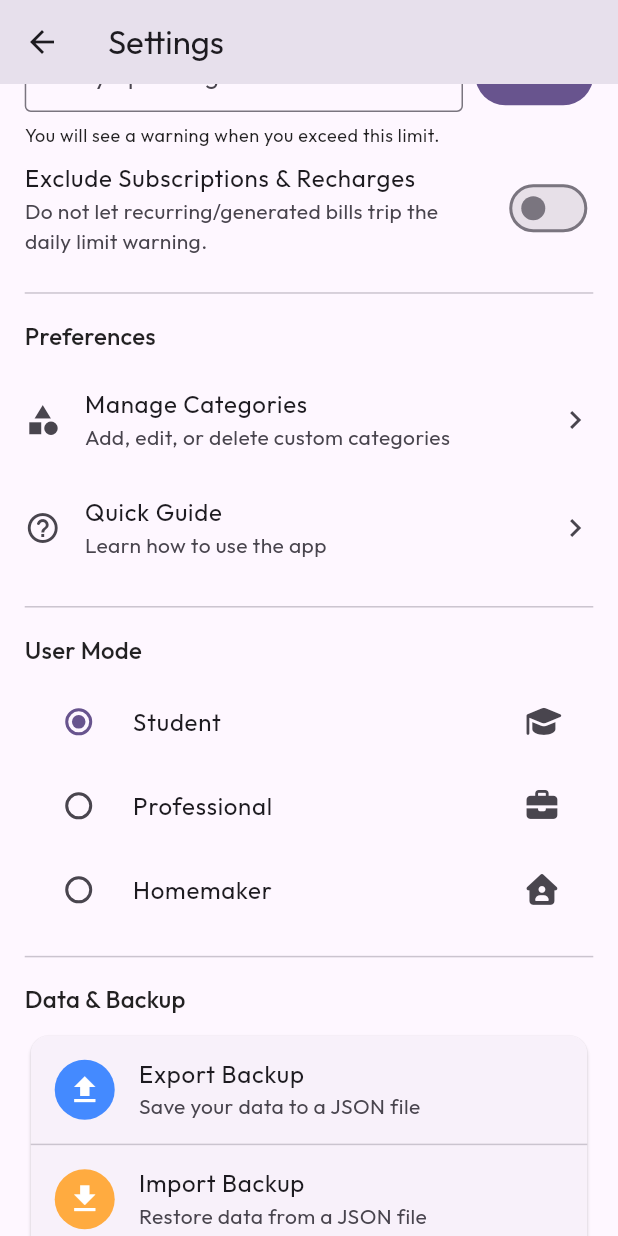
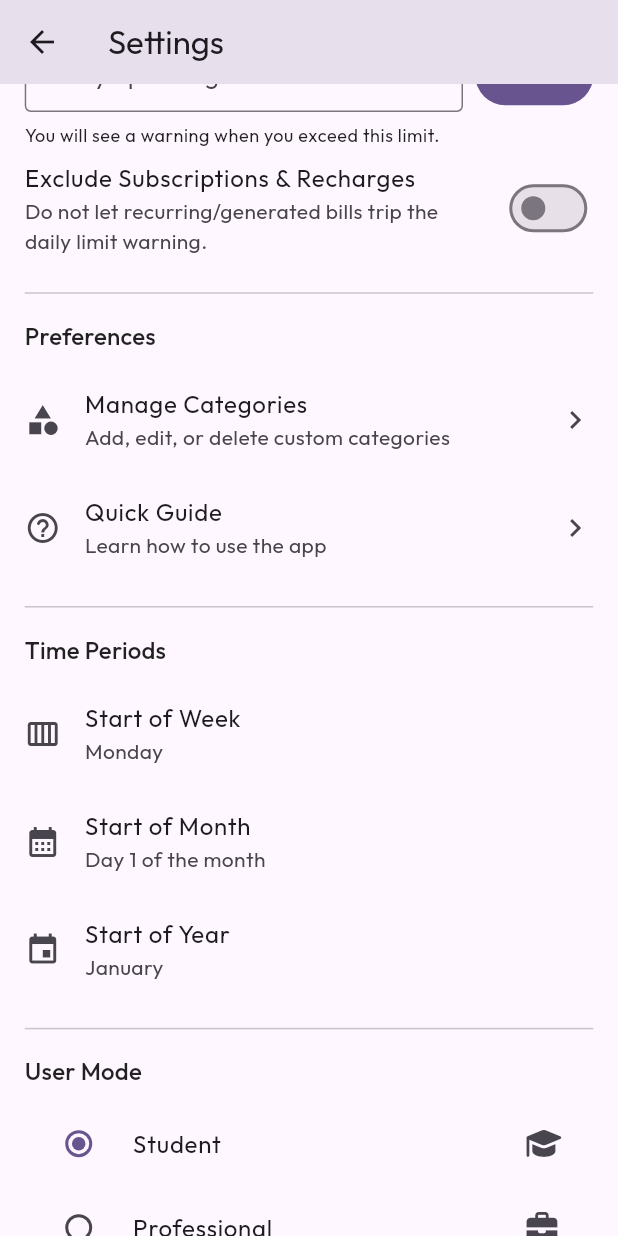
Before and after one commit to pajjuh/namma-expense, a Flutter app: the SettingsScreen screen opened directly, scrolled down 513 dp, on a phone screen of 412 x 824 dp. Run offline on Flutter 3.47's test engine with Material 3 defaults, Android fonts, the phone set to English and light mode, and no system bars; our stand-ins replace file_picker, fl_chart, font_awesome_flutter, google_fonts, package_info_plus, permission_handler and 5 more; missing offline and left inert: flutter_sms_inbox, home_widget; accounts and stored records are empty.

Commit message:
added option to choose start day of week and montha nd also year

```diff
--- /dev/null
+++ b/lib/helpers/time_period_helper.dart
@@ -0,0 +1,107 @@
+import 'package:flutter/material.dart';
+
+class TimeRange {
+  final DateTime start;
+  final DateTime end;
+
+  TimeRange(this.start, this.end);
+
+  bool contains(DateTime date) {
+    return date.isAfter(start.subtract(const Duration(seconds: 1))) &&
+           date.isBefore(end.add(const Duration(seconds: 1)));
+  }
+}
+
+class TimePeriodHelper {
+  static int _daysInMonth(int year, int month) {
+    // 0 returns the last day of the previous month.
+    return DateTime(year, month + 1, 0).day;
+  }
+
+  static TimeRange getWeekRange(DateTime now, int startOfWeek) {
+    // startOfWeek: 1 = Monday, ..., 7 = Sunday
+    // now.weekday is 1-7
+    int daysToSubtract = now.weekday - startOfWeek;
+    if (daysToSubtract < 0) {
+      daysToSubtract += 7;
+    }
+    final start = DateTime(now.year, now.month, now.day).subtract(Duration(days: daysToSubtract));
+    final end = start.add(const Duration(days: 6, hours: 23, minutes: 59, seconds: 59));
+    return TimeRange(start, end);
+  }
+
+  static TimeRange getMonthRange(DateTime now, int startOfMonthDay) {
+    // We want the current period based on now.
+    // If now.day < startOfMonthDay, the period started last month.
+    // Ensure day doesn't exceed days in the target month
+
+    int year = now.year;
+    int month = now.month;
+
+    // Check if the current date is before the start day of the CURRENT month
+    // E.g., now = March 5, startOfMonth = 10. Start date should be Feb 10.
+    if (now.day < startOfMonthDay) {
+      month -= 1;
+      if (month < 1) {
+        month = 12;
+        year -= 1;
+      }
+    }
+
+    int actualStartDay = startOfMonthDay;
+    int maxDays = _daysInMonth(year, month);
+    if (actualStartDay > maxDays) actualStartDay = maxDays;
+
+    final start = DateTime(year, month, actualStartDay);
+
+    // End is the next month's start day - 1 second
+    int endMonth = month + 1;
+    int endYear = year;
+    if (endMonth > 12) {
+      endMonth = 1;
+      endYear += 1;
+    }
+
+    int actualEndDay = startOfMonthDay;
+    int endMaxDays = _daysInMonth(endYear, endMonth);
+    if (actualEndDay > endMaxDays) actualEndDay = endMaxDays;
+
+    final end = DateTime(endYear, endMonth, actualEndDay).subtract(const Duration(seconds: 1));
+    return TimeRange(start, end);
+  }
+
+  // Generate historical "month" start dates for the stats screen selector
+  // e.g., if now is March 15, and startOfMonth=10,
+  // index 0 = Feb 10 - Mar 9 (Current)
+  // index 1 = Jan 10 - Feb 9 (Previous)
+  static DateTime getHistoricalMonthStart(DateTime now, int monthsAgo, int startOfMonthDay) {
+    int year = now.year;
+    int month = now.month;
+
+    if (now.day < startOfMonthDay) {
+      month -= 1;
+    }
+    month -= monthsAgo;
+
+    while (month < 1) {
+      month += 12;
+      year -= 1;
+    }
+
+    int actualStartDay = startOfMonthDay;
+    int maxDays = _daysInMonth(year, month);
+    if (actualStartDay > maxDays) actualStartDay = maxDays;
+
+    return DateTime(year, month, actualStartDay);
+  }
+
+  static TimeRange getYearRange(DateTime now, int startOfYearMonth) {
+    int year = now.year;
+    if (now.month < startOfYearMonth) {
+      year -= 1;
+    }
+    final start = DateTime(year, startOfYearMonth, 1);
+    final end = DateTime(year + 1, startOfYearMonth, 1).subtract(const Duration(seconds: 1));
+    return TimeRange(start, end);
+  }
+}
--- a/lib/providers/expense_provider.dart
+++ b/lib/providers/expense_provider.dart
@@ -3,6 +3,7 @@ import 'package:home_widget/home_widget.dart';
 import '../models/transaction.dart';
 import '../helpers/db_helper.dart';
 import '../helpers/constants.dart';
+import '../helpers/time_period_helper.dart';
 
 enum DashboardTimeFilter { day, week, month, lifetime }
 
@@ -12,6 +13,18 @@ class ExpenseProvider with ChangeNotifier {
 
   DashboardTimeFilter _dashboardFilter = DashboardTimeFilter.month;
   final String _appGroupId = 'NammaWidgetProvider';
+
+  int _startOfWeek = 1;
+  int _startOfMonth = 1;
+
+  void updateUserSettings(int startOfWeek, int startOfMonth) {
+    if (_startOfWeek != startOfWeek || _startOfMonth != startOfMonth) {
+      _startOfWeek = startOfWeek;
+      _startOfMonth = startOfMonth;
+      notifyListeners();
+      _updateWidget();
+    }
+  }
 
   DashboardTimeFilter get dashboardFilter => _dashboardFilter;
 
@@ -42,18 +55,21 @@ class ExpenseProvider with ChangeNotifier {
     if (_dashboardFilter == DashboardTimeFilter.lifetime) return _effectiveTransactions;
 
     final now = DateTime.now();
-    return _effectiveTransactions.where((txn) {
-      if (_dashboardFilter == DashboardTimeFilter.day) {
-        return txn.date.year == now.year && txn.date.month == now.month && txn.date.day == now.day;
-      } else if (_dashboardFilter == DashboardTimeFilter.week) {
-        // Simple 7 days window
-        final diff = now.difference(txn.date).inDays;
-        return diff >= 0 && diff < 7;
-      } else if (_dashboardFilter == DashboardTimeFilter.month) {
-        return txn.date.year == now.year && txn.date.month == now.month;
-      }
-      return true;
-    }).toList();
+    TimeRange? currentRange;
+
+    if (_dashboardFilter == DashboardTimeFilter.day) {
+      final start = DateTime(now.year, now.month, now.day);
+      final end = start.add(const Duration(days: 1)).subtract(const Duration(seconds: 1));
+      currentRange = TimeRange(start, end);
+    } else if (_dashboardFilter == DashboardTimeFilter.week) {
+      currentRange = TimePeriodHelper.getWeekRange(now, _startOfWeek);
+    } else if (_dashboardFilter == DashboardTimeFilter.month) {
+      currentRange = TimePeriodHelper.getMonthRange(now, _startOfMonth);
+    }
+
+    if (currentRange == null) return _effectiveTransactions;
+
+    return _effectiveTransactions.where((txn) => currentRange!.contains(txn.date)).toList();
   }
 
   double get filteredBalance {
--- a/lib/providers/user_provider.dart
+++ b/lib/providers/user_provider.dart
@@ -13,6 +13,9 @@ class UserProvider with ChangeNotifier {
   bool _showFloatingInsights = true;
   bool _isLoading = true;
   bool _hasSeenGuide = false;
+  int _startOfWeek = 1; // 1 = Monday
+  int _startOfMonth = 1; // 1 = 1st of month
+  int _startOfYearMonth = 1; // 1 = January
   List<Category> _customCategories = [];
 
   String get userName => _userName;
@@ -24,6 +27,9 @@ class UserProvider with ChangeNotifier {
   bool get showFloatingInsights => _showFloatingInsights;
   bool get isLoading => _isLoading;
   bool get hasSeenGuide => _hasSeenGuide;
+  int get startOfWeek => _startOfWeek;
+  int get startOfMonth => _startOfMonth;
+  int get startOfYearMonth => _startOfYearMonth;
 
   List<Category> get categories {
     List<Category> base;
@@ -59,6 +65,9 @@ class UserProvider with ChangeNotifier {
     _excludeSubsFromDailyLimit = prefs.getBool(AppKeys.excludeSubsFromLimit) ?? false;
     _showFloatingInsights = prefs.getBool('show_floating_insights') ?? true;
     _hasSeenGuide = prefs.getBool('has_seen_guide') ?? false;
+    _startOfWeek = prefs.getInt('start_of_week') ?? 1;
+    _startOfMonth = prefs.getInt('start_of_month') ?? 1;
+    _startOfYearMonth = prefs.getInt('start_of_year_month') ?? 1;
 
     final customCatsStr = prefs.getStringList('custom_categories') ?? [];
     importCustomCategories(customCatsStr);
@@ -149,6 +158,27 @@ class UserProvider with ChangeNotifier {
     notifyListeners();
   }
 
+  Future<void> setStartOfWeek(int day) async {
+    final prefs = await SharedPreferences.getInstance();
+    await prefs.setInt('start_of_week', day);
+    _startOfWeek = day;
+    notifyListeners();
+  }
+
+  Future<void> setStartOfMonth(int day) async {
+    final prefs = await SharedPreferences.getInstance();
+    await prefs.setInt('start_of_month', day);
+    _startOfMonth = day;
+    notifyListeners();
+  }
+
+  Future<void> setStartOfYearMonth(int month) async {
+    final prefs = await SharedPreferences.getInstance();
+    await prefs.setInt('start_of_year_month', month);
+    _startOfYearMonth = month;
+    notifyListeners();
+  }
+
   // --- Backup & Restore ---
 
   Map<String, dynamic> exportSettings() {
@@ -159,6 +189,9 @@ class UserProvider with ChangeNotifier {
       AppKeys.isDarkTheme: _isDarkTheme,
       AppKeys.dailyLimit: _dailyLimit,
       AppKeys.excludeSubsFromLimit: _excludeSubsFromDailyLimit,
+      'start_of_week': _startOfWeek,
+      'start_of_month': _startOfMonth,
+      'start_of_year_month': _startOfYearMonth,
       'custom_categories': _customCategories.map((c) => jsonEncode(c.toMap())).toList(),
     };
   }
@@ -197,6 +230,21 @@ class UserProvider with ChangeNotifier {
       await prefs.setBool(AppKeys.excludeSubsFromLimit, _excludeSubsFromDailyLimit);
     }
 
+    if (data.containsKey('start_of_week')) {
+      _startOfWeek = data['start_of_week'];
+      await prefs.setInt('start_of_week', _startOfWeek);
+    }
+
+    if (data.containsKey('start_of_month')) {
+      _startOfMonth = data['start_of_month'];
+      await prefs.setInt('start_of_month', _startOfMonth);
+    }
+
+    if (data.containsKey('start_of_year_month')) {
+      _startOfYearMonth = data['start_of_year_month'];
+      await prefs.setInt('start_of_year_month', _startOfYearMonth);
+    }
+
     if (data.containsKey('custom_categories')) {
       final list = (data['custom_categories'] as List).cast<String>();
       importCustomCategories(list);
--- a/lib/screens/settings_screen.dart
+++ b/lib/screens/settings_screen.dart
@@ -34,6 +34,128 @@ class _SettingsScreenState extends State<SettingsScreen> {
     Provider.of<UserProvider>(context, listen: false).setDailyLimit(val);
     ScaffoldMessenger.of(context).showSnackBar(
       SnackBar(content: Text(AppLocalizations.of(context)!.dailyLimitSaved)),
+    );
+  }
+
+  String _getWeekdayName(int weekday) {
+    const names = ['Monday', 'Tuesday', 'Wednesday', 'Thursday', 'Friday', 'Saturday', 'Sunday'];
+    if (weekday >= 1 && weekday <= 7) return names[weekday - 1];
+    return 'Monday';
+  }
+
+  String _getMonthName(int month) {
+    const names = ['January', 'February', 'March', 'April', 'May', 'June', 'July', 'August', 'September', 'October', 'November', 'December'];
+    if (month >= 1 && month <= 12) return names[month - 1];
+    return 'January';
+  }
+
+  void _showWeekPickerDialog(UserProvider userProvider) {
+    showDialog(
+      context: context,
+      builder: (ctx) => AlertDialog(
+        title: const Text('Start of Week'),
+        content: Column(
+          mainAxisSize: MainAxisSize.min,
+          children: List.generate(7, (index) {
+            final day = index + 1;
+            return RadioListTile<int>(
+              title: Text(_getWeekdayName(day)),
+              value: day,
+              groupValue: userProvider.startOfWeek,
+              onChanged: (val) {
+                if (val != null) {
+                  userProvider.setStartOfWeek(val);
+                  Navigator.pop(ctx);
+                }
+              },
+            );
+          }),
+        ),
+      ),
+    );
+  }
+
+  void _showMonthDayPickerDialog(UserProvider userProvider) {
+    showDialog(
+      context: context,
+      builder: (ctx) {
+        return AlertDialog(
+          title: const Text('Start of Month'),
+          content: SizedBox(
+            width: double.maxFinite,
+            height: 300,
+            child: GridView.builder(
+              gridDelegate: const SliverGridDelegateWithFixedCrossAxisCount(
+                crossAxisCount: 5,
+                mainAxisSpacing: 8,
+                crossAxisSpacing: 8,
+              ),
+              itemCount: 31,
+              itemBuilder: (context, index) {
+                final day = index + 1;
+                final isSelected = userProvider.startOfMonth == day;
+                return InkWell(
+                  onTap: () {
+                    userProvider.setStartOfMonth(day);
+                    Navigator.pop(ctx);
+                  },
+                  child: Container(
+                    decoration: BoxDecoration(
+                      color: isSelected ? Theme.of(context).colorScheme.primary : Colors.transparent,
+                      borderRadius: BorderRadius.circular(8),
+                      border: Border.all(color: Theme.of(context).disabledColor.withOpacity(0.2)),
+                    ),
+                    alignment: Alignment.center,
+                    child: Text(
+                      '$day',
+                      style: TextStyle(
+                        color: isSelected ? Theme.of(context).colorScheme.onPrimary : null,
+                        fontWeight: isSelected ? FontWeight.bold : FontWeight.normal,
+                      ),
+                    ),
+                  ),
+                );
+              },
+            ),
+          ),
+          actions: [
+            TextButton(
+              onPressed: () => Navigator.pop(ctx),
+              child: const Text('Cancel'),
+            ),
+          ],
+        );
+      },
+    );
+  }
+
+  void _showYearMonthPickerDialog(UserProvider userProvider) {
+    showDialog(
+      context: context,
+      builder: (ctx) => AlertDialog(
+        title: const Text('Start of Year'),
+        content: SizedBox(
+          width: double.maxFinite,
+          child: ListView.builder(
+            shrinkWrap: true,
+            itemCount: 12,
+            itemBuilder: (context, index) {
+              final month = index + 1;
+              return RadioListTile<int>(
+                title: Text(_getMonthName(month)),
+                value: month,
+                groupValue: userProvider.startOfYearMonth,
+                onChanged: (val) {
+                  if (val != null) {
+                    userProvider.setStartOfYearMonth(val);
+                    Navigator.pop(ctx);
+                  }
+                },
+              );
+            },
+          ),
+        ),
+      ),
     );
   }
 
@@ -182,6 +304,33 @@ class _SettingsScreenState extends State<SettingsScreen> {
             },
           ),
           Divider(height: screenHeight * 0.04),
+
+          // Time Periods
+          Text('Time Periods', style: Theme.of(context).textTheme.titleMedium),
+          SizedBox(height: screenHeight * 0.01),
+          ListTile(
+            title: const Text('Start of Week'),
+            subtitle: Text(_getWeekdayName(userProvider.startOfWeek)),
+            leading: const Icon(Icons.calendar_view_week),
+            contentPadding: EdgeInsets.zero,
+            onTap: () => _showWeekPickerDialog(userProvider),
+          ),
+          ListTile(
+            title: const Text('Start of Month'),
+            subtitle: Text('Day ${userProvider.startOfMonth} of the month'),
+            leading: const Icon(Icons.calendar_month),
+            contentPadding: EdgeInsets.zero,
+            onTap: () => _showMonthDayPickerDialog(userProvider),
+          ),
+          ListTile(
+            title: const Text('Start of Year'),
+            subtitle: Text(_getMonthName(userProvider.startOfYearMonth)),
+            leading: const Icon(Icons.event),
+            contentPadding: EdgeInsets.zero,
+            onTap: () => _showYearMonthPickerDialog(userProvider),
+          ),
+
+          Divider(height: screenHeight * 0.04),
           // Mode Switch
           Text(AppLocalizations.of(context)!.userMode, style: Theme.of(context).textTheme.titleMedium),
           SizedBox(height: screenHeight * 0.01),
```
Also changed, not shown: lib/main.dart (+7 -1 lines), lib/screens/stats_screen.dart (+13 -10 lines), 1 other file.
